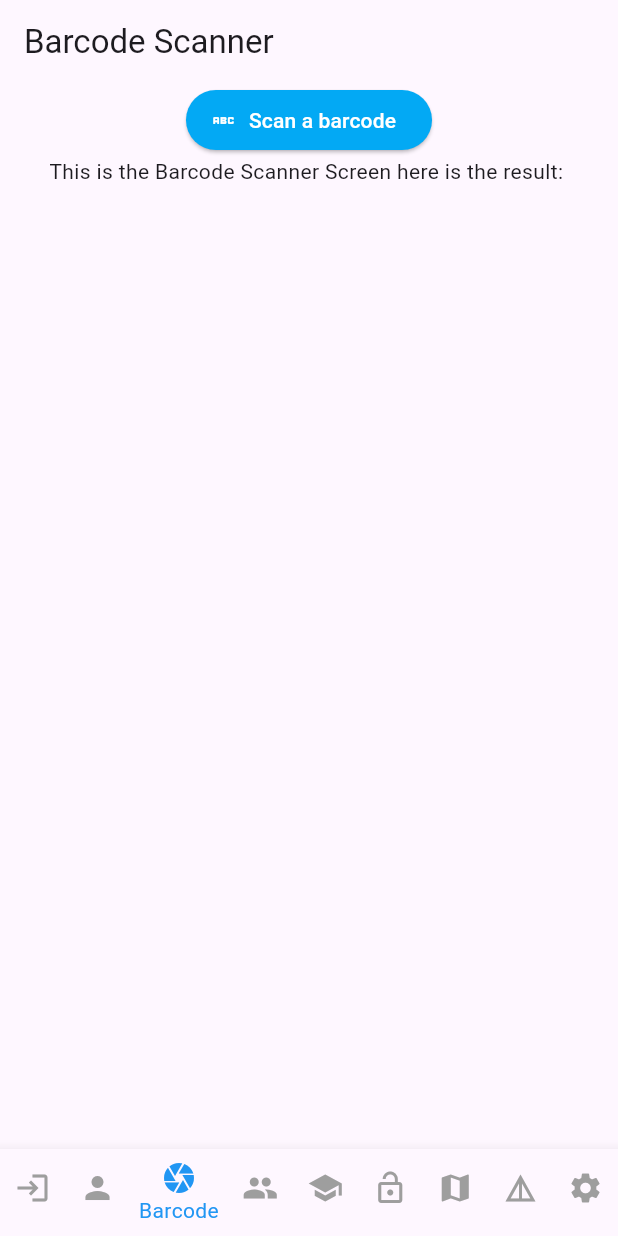
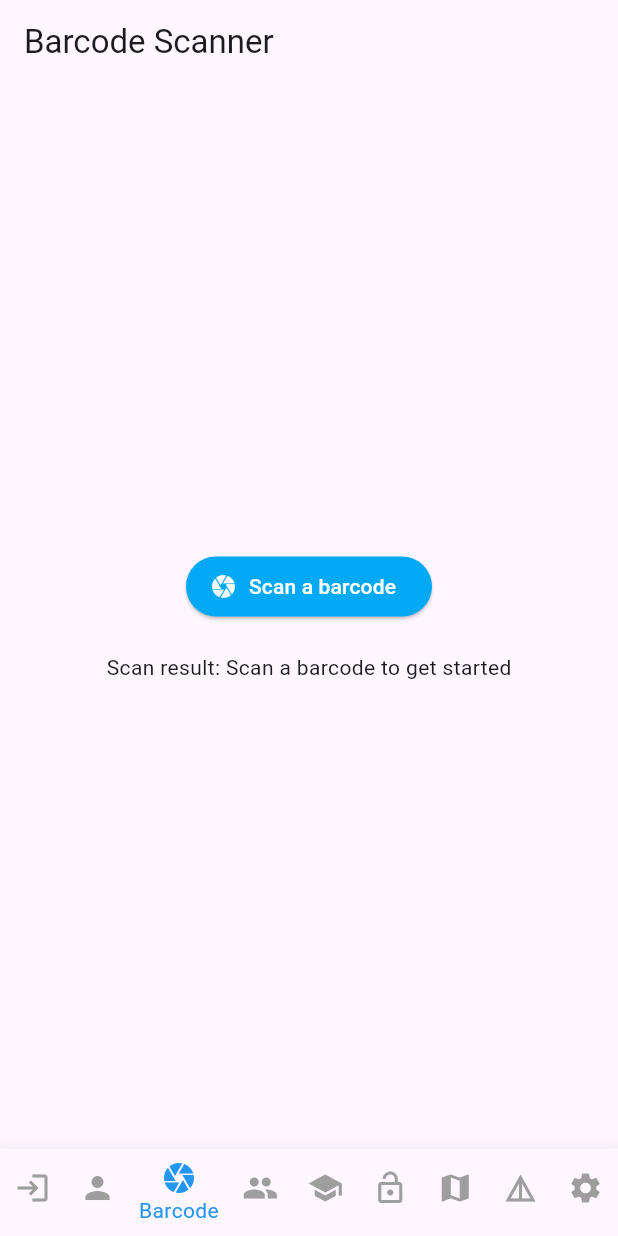
Before and after one commit to rrttll/orlando_recycling_app, a Flutter app: the screen it shows after launch, item 3 of the bottom bar chosen, after a tap on "Scan a barcode", on a phone screen of 412 x 824 dp. Run offline on Flutter 3.47's test engine with Material 3 defaults, Android fonts, the phone set to English and light mode, and no system bars; missing offline and left inert: flutter_barcode_scanner.

Commit message:
Normalize line endings and update barcode scanner functionality

```diff
--- a/lib/screens/barcode_scanner_screen.dart
+++ b/lib/screens/barcode_scanner_screen.dart
@@ -1,9 +1,8 @@
 //File: lib/screens/barcode_scanner_screen.dart
+import 'dart:io' show Platform;
 import 'package:flutter/material.dart';
 import 'package:flutter/services.dart';
 import 'package:flutter_barcode_scanner/flutter_barcode_scanner.dart';
-//import 'package:flutter_barcode_scanner/flutter_barcode_scanner.dart';
-
 
 class BarcodeScannerScreen extends StatefulWidget {
   @override
@@ -11,45 +10,63 @@ class BarcodeScannerScreen extends StatefulWidget {
 }
 
 class BarcodeScannerScreenState extends State<BarcodeScannerScreen> {
-  String? scanResult;
+  String scanResult = 'Scan a barcode to get started';
+
   @override
   Widget build(BuildContext context) {
     return Scaffold(
       appBar: AppBar(title: Text("Barcode Scanner")),
       body: Center(
         child: Column(
-          children: <Widget> [ ElevatedButton.icon(
+          mainAxisAlignment: MainAxisAlignment.center,
+          children: <Widget>[
+            ElevatedButton.icon(
                 style: ElevatedButton.styleFrom(
                   foregroundColor: Colors.white,
                   backgroundColor: Colors.lightBlue,
                 ),
-            onPressed: scanBarcode, icon: Icon(Icons.abc), label: Text("Scan a barcode")),
-            Text("This is the Barcode Scanner Screen here is the result: $scanResult")],
-       )
-     )
+                onPressed: () => scanBarcode(),
+                icon: Icon(Icons.camera),
+                label: Text("Scan a barcode")),
+            SizedBox(height: 20),
+            Text("Scan result: $scanResult"),
+          ],
+        ),
+      ),
     );
   }
 
-
-
-Future scanBarcode() async {
-  String scanResult;
+  Future<void> scanBarcode() async {
+    if (Platform.isAndroid || Platform.isIOS) {
       try {
-    scanResult = await FlutterBarcodeScanner.scanBarcode(
-      "ff6666",
+        final scanResult = await FlutterBarcodeScanner.scanBarcode(
+          "#ff6666",
           "Cancel",
           true,
           ScanMode.BARCODE,
         );
-  } catch (ex) {
-    print(ex);
-    scanResult = "Failed to retrieve results";
+        if (!mounted) return;
+        setState(() {
+          this.scanResult = scanResult;
+        });
+      } on PlatformException {
+        scanResult = 'Failed to get platform version.';
       }
-  // on Exception {
-  //   scanResult = "Failed to retrieve results";
-  // }
-
-setState(() => this.scanResult = scanResult);
-
+    } else {
+      // Handle unsupported platforms
+      showDialog(
+        context: context,
+        builder: (BuildContext context) => AlertDialog(
+          title: Text("Unsupported Platform"),
+          content: Text("Barcode scanning is not supported on this platform."),
+          actions: <Widget>[
+            TextButton(
+              child: Text("OK"),
+              onPressed: () => Navigator.of(context).pop(),
+            ),
+          ],
+        ),
+      );
     }
   }
+}
```
Lines whose indentation alone changed are shown as unchanged.
